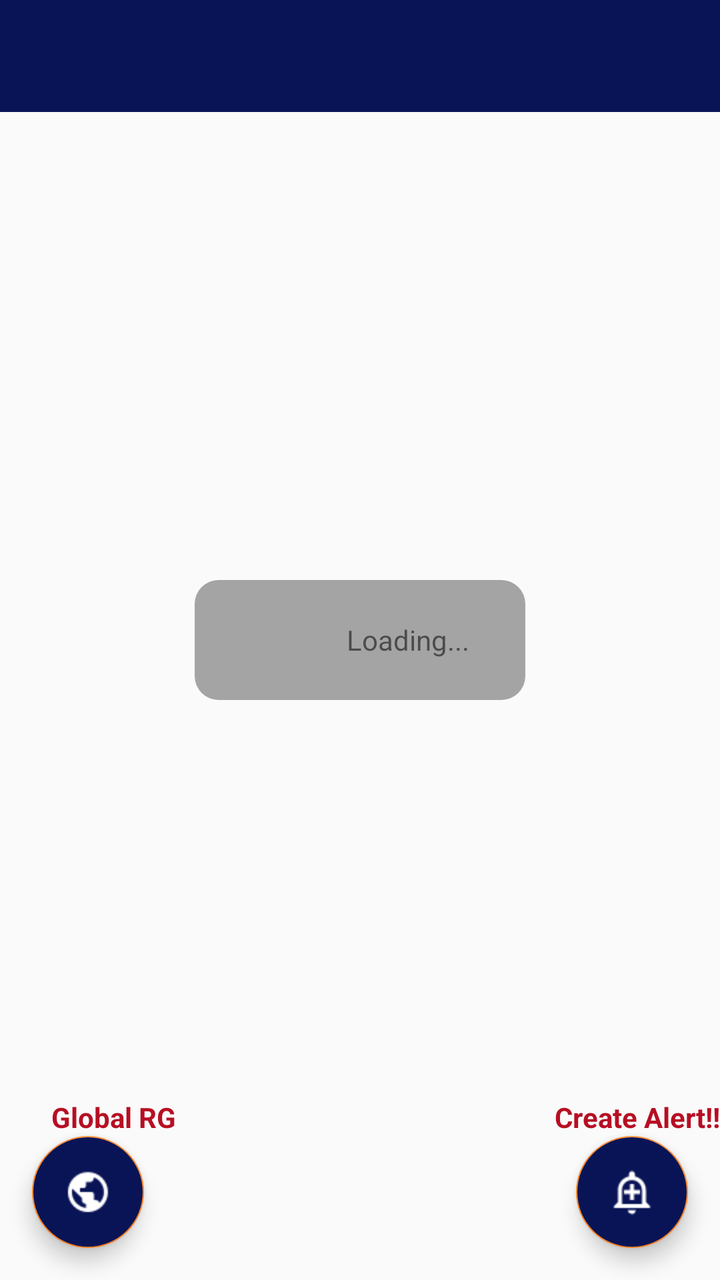
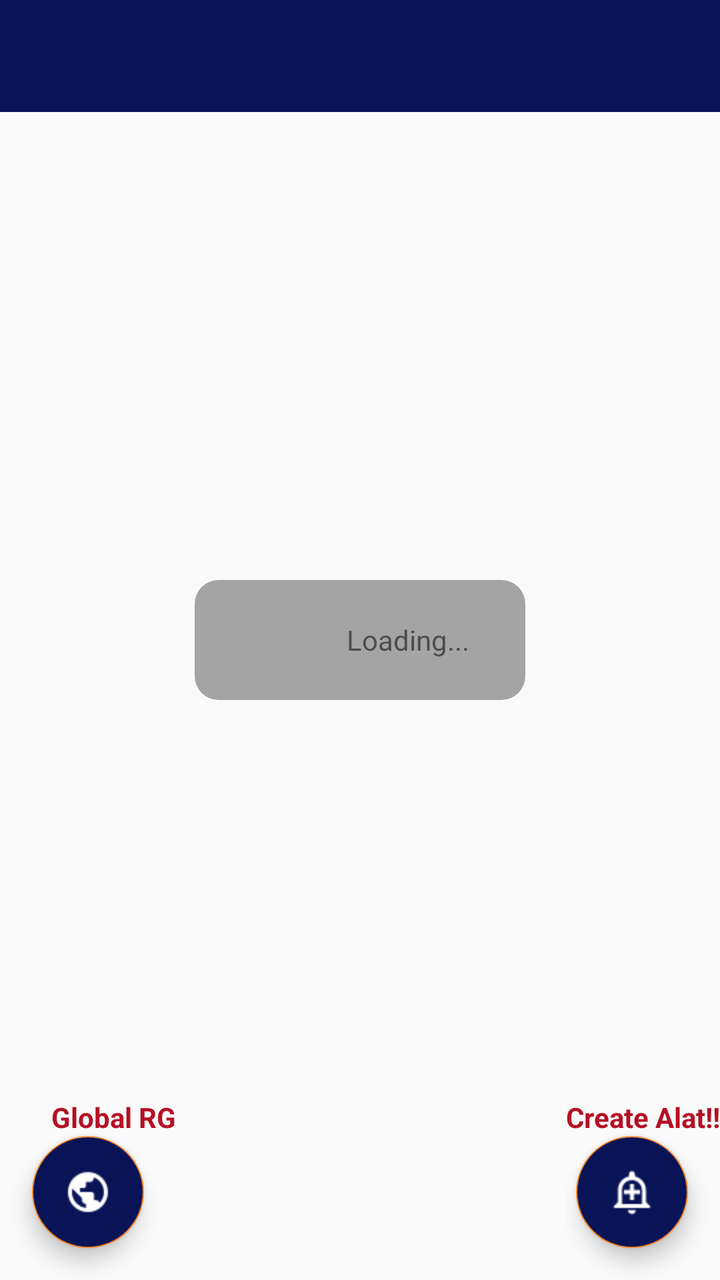

An Android layout rendered at two revisions. The XML below is the earlier revision; the diff shows what the commit changed to produce the second picture.
<!-- AndroidManifest.xml: application theme AppTheme -->
<!-- res/layout/activity_home.xml -->
<?xml version="1.0" encoding="utf-8"?>
<androidx.constraintlayout.widget.ConstraintLayout xmlns:android="http://schemas.android.com/apk/res/android"
    xmlns:app="http://schemas.android.com/apk/res-auto"
    xmlns:tools="http://schemas.android.com/tools"
    android:layout_width="match_parent"
    android:layout_height="match_parent"
    tools:context=".BasicUserActivity">

    <com.google.android.material.appbar.AppBarLayout
        android:id="@+id/layout"

        android:layout_width="match_parent"
        android:layout_height="wrap_content"
        android:theme="@style/AppTheme.AppBarOverlay"
        app:layout_constraintTop_toTopOf="parent">

        <androidx.appcompat.widget.Toolbar
            android:id="@+id/toolbar"
            android:layout_width="match_parent"
            android:layout_height="?attr/actionBarSize"
            android:background="?attr/colorPrimary"
            app:popupTheme="@style/AppTheme.PopupOverlay" />


    </com.google.android.material.appbar.AppBarLayout>

    <androidx.core.widget.NestedScrollView
        android:id="@+id/scroll"
        android:layout_width="match_parent"
        android:layout_height="wrap_content"
        android:layout_marginTop="@dimen/_10sdp"
        android:scrollbars="vertical"
        app:layout_constraintLeft_toLeftOf="parent"
        app:layout_constraintRight_toRightOf="parent"

        app:layout_constraintTop_toBottomOf="@+id/layout">

        <LinearLayout
            android:layout_width="match_parent"
            android:layout_height="match_parent"
            android:orientation="vertical">

            <androidx.recyclerview.widget.RecyclerView
                android:id="@+id/recycler_view"
                android:layout_width="match_parent"
                android:layout_height="wrap_content"
                android:orientation="vertical"
                android:visibility="visible" />
        </LinearLayout>
    </androidx.core.widget.NestedScrollView>


    <LinearLayout
        android:id="@+id/layout_discussions_progress"
        android:layout_width="wrap_content"
        android:layout_height="wrap_content"
        android:layout_centerInParent="true"
        android:background="@drawable/progress_background"
        android:orientation="horizontal"
        android:paddingHorizontal="20dp"
        android:paddingVertical="6dp"
        android:visibility="visible"
        app:layout_constraintBottom_toBottomOf="parent"
        app:layout_constraintEnd_toEndOf="parent"
        app:layout_constraintHorizontal_bias="0.5"
        app:layout_constraintStart_toStartOf="parent"
        app:layout_constraintTop_toTopOf="parent">

        <ProgressBar
            android:layout_width="wrap_content"
            android:layout_height="wrap_content" />

        <TextView
            android:layout_width="wrap_content"
            android:layout_height="wrap_content"
            android:layout_gravity="center_vertical"
            android:layout_marginHorizontal="8dp"
            android:text="Loading..." />

    </LinearLayout>

    
    
    
    
    <TextView
        android:id="@+id/texterror"
        android:layout_width="wrap_content"
        android:layout_height="wrap_content"
        android:background="@drawable/error"
        android:paddingHorizontal="16dp"
        android:paddingVertical="17dp"
        android:text="No Data"
        android:textColor="@color/error"
        android:textSize="17sp"
        android:visibility="gone"
        app:layout_constraintBottom_toBottomOf="parent"
        app:layout_constraintEnd_toEndOf="parent"
        app:layout_constraintHorizontal_bias="0.5"
        app:layout_constraintStart_toStartOf="parent"
        app:layout_constraintTop_toBottomOf="@+id/layout" />

    <FrameLayout
        android:id="@+id/main_fragment"
        android:layout_width="match_parent"
        android:layout_height="match_parent"
        android:orientation="vertical"
        app:layout_constraintBottom_toBottomOf="parent"
        app:layout_constraintHorizontal_bias="0.0"
        app:layout_constraintLeft_toLeftOf="parent"
        app:layout_constraintRight_toRightOf="parent"
        app:layout_constraintTop_toTopOf="parent"
        app:layout_constraintVertical_bias="0.0">


        <LinearLayout
            android:id="@+id/linear"
            android:layout_width="wrap_content"
            android:layout_height="wrap_content"
            android:layout_gravity="bottom|end"
            android:orientation="vertical">

            <TextView
                android:layout_width="wrap_content"
                android:layout_height="wrap_content"
                android:layout_gravity="bottom|end"
                android:layout_marginRight="@dimen/_5sdp"
                android:text="Create Alert!!"
                android:textColor="@color/error"
                android:textStyle="bold" />

            <com.google.android.material.floatingactionbutton.FloatingActionButton
                android:id="@+id/floating_action_button"
                style="@style/Widget.Design.FloatingActionButton"
                android:layout_width="wrap_content"
                android:layout_height="wrap_content"
                android:layout_gravity="bottom|end"
                android:layout_marginEnd="16dp"
                android:layout_marginRight="16dp"
                android:layout_marginBottom="16dp"
                android:background="@color/colorPrimary"
                android:backgroundTint="@color/colorPrimary"
                app:srcCompat="@drawable/addalaert" />


        </LinearLayout>

        <LinearLayout
            android:id="@+id/linear2"
            android:layout_width="wrap_content"
            android:layout_height="wrap_content"
            android:layout_gravity="bottom|start"
            android:orientation="vertical">

            <TextView
                android:layout_width="wrap_content"
                android:layout_height="wrap_content"
                android:layout_gravity="bottom|end"
                android:layout_marginRight="@dimen/_5sdp"
                android:text="Global RG"
                android:textColor="@color/error"
                android:textStyle="bold" />

            <com.google.android.material.floatingactionbutton.FloatingActionButton
                android:id="@+id/joinGlobal"
                style="@style/Widget.Design.FloatingActionButton"
                android:layout_width="wrap_content"
                android:layout_height="wrap_content"
                android:layout_gravity="bottom|end"
                android:layout_marginStart="16dp"
                android:layout_marginLeft="16dp"
                android:layout_marginEnd="16dp"
                android:layout_marginBottom="16dp"
                android:background="@color/colorPrimary"
                android:backgroundTint="@color/colorPrimary"
                app:srcCompat="@drawable/global" />

        </LinearLayout>

    </FrameLayout>

</androidx.constraintlayout.widget.ConstraintLayout>
<!-- resources referenced by this layout -->
<resources>
  <color name="colorPrimary">#091456</color>
  <color name="error">#B60F23</color>
  <!-- drawable addalaert: png bitmap (drawable, 363 bytes) -->
  <!-- drawable error (drawable) -->
  <?xml version="1.0" encoding="utf-8"?>
  <shape xmlns:android="http://schemas.android.com/apk/res/android"
      android:shape="rectangle">
  
      <solid android:color="#e4e4e4"/>
  
      <corners android:radius="10dp"/>
  
  </shape>
  <!-- drawable global: png bitmap (drawable, 502 bytes) -->
  <!-- drawable progress_background (drawable) -->
  <?xml version="1.0" encoding="utf-8"?>
  <shape xmlns:android="http://schemas.android.com/apk/res/android"
      android:shape="rectangle">
  
      <corners android:radius="12dp"/>
  
      <solid android:color="#a4a4a4"/>
  
  </shape>
  <style name="AppTheme.AppBarOverlay" parent="ThemeOverlay.AppCompat.Dark.ActionBar" />
  <style name="AppTheme.PopupOverlay" parent="ThemeOverlay.AppCompat.Light" />
  <style name="AppTheme" parent="Theme.AppCompat.Light.DarkActionBar">
          
          <item name="colorPrimary">@color/colorPrimary</item>
          <item name="colorPrimaryDark">@color/colorPrimaryDark</item>
          <item name="colorAccent">@color/colorAccent</item>
      </style>
  <color name="colorPrimaryDark">#091456</color>
  <color name="colorAccent">#ff8528</color>
</resources>

<!-- the commit's change to res/layout/activity_home.xml (unified diff, before → after) -->
@@ -125,7 +125,7 @@
                 android:layout_height="wrap_content"
                 android:layout_gravity="bottom|end"
                 android:layout_marginRight="@dimen/_5sdp"
-                android:text="Create Alert!!"
+                android:text="Create Alat!!"
                 android:textColor="@color/error"
                 android:textStyle="bold" />
 
